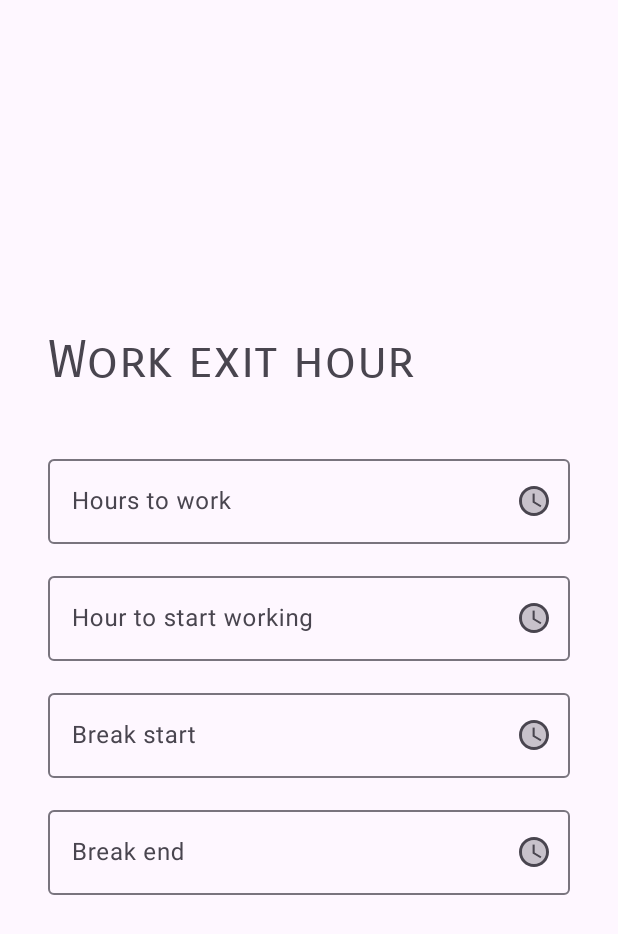
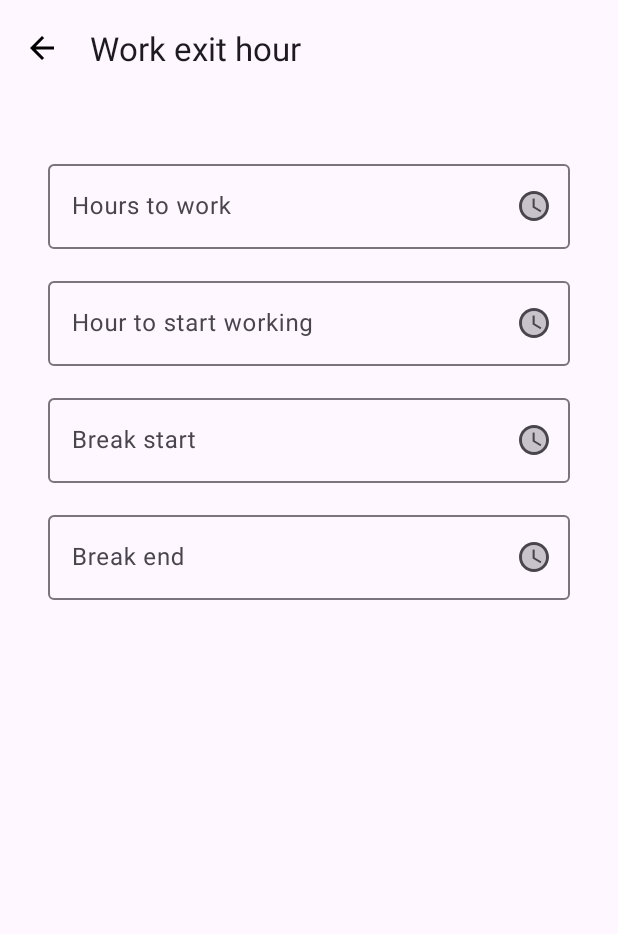
Before and after one commit to Bleeping-Dragon/Twiftly, an Android app: the WorkingHoursPage screen opened through its navigation route, on a phone screen of 412 x 824 dp. Shown: the top 934 px of the screen. Run offline under Robolectric (Android 15) with nearby library versions, the phone set to English and light mode, and no system bars.

Commit message:
Updated to toolbar style.

```diff
--- /dev/null
+++ b/app/src/main/res/drawable/baseline_arrow_back_24.xml
@@ -0,0 +1,5 @@
+<vector xmlns:android="http://schemas.android.com/apk/res/android" android:autoMirrored="true" android:height="24dp" android:tint="#000000" android:viewportHeight="24" android:viewportWidth="24" android:width="24dp">
+
+    <path android:fillColor="@android:color/white" android:pathData="M20,11H7.83l5.59,-5.59L12,4l-8,8 8,8 1.41,-1.41L7.83,13H20v-2z"/>
+
+</vector>
--- a/app/src/main/res/layout/fragment_working_hours_page.xml
+++ b/app/src/main/res/layout/fragment_working_hours_page.xml
@@ -1,7 +1,33 @@
 <?xml version="1.0" encoding="utf-8"?>
-<androidx.constraintlayout.widget.ConstraintLayout xmlns:android="http://schemas.android.com/apk/res/android"
+<androidx.coordinatorlayout.widget.CoordinatorLayout xmlns:android="http://schemas.android.com/apk/res/android"
+    xmlns:tools="http://schemas.android.com/tools"
     xmlns:app="http://schemas.android.com/apk/res-auto"
-    xmlns:tools="http://schemas.android.com/tools"
+    android:layout_width="match_parent"
+    android:layout_height="match_parent">
+
+    <com.google.android.material.appbar.AppBarLayout
+        android:layout_width="match_parent"
+        android:layout_height="wrap_content">
+
+        <com.google.android.material.appbar.MaterialToolbar
+            android:id="@+id/topAppBar"
+            android:layout_width="match_parent"
+            android:layout_height="wrap_content"
+            android:minHeight="?attr/actionBarSize"
+            app:title="Work exit hour"
+            app:navigationIcon="@drawable/baseline_arrow_back_24">
+
+        </com.google.android.material.appbar.MaterialToolbar>
+
+    </com.google.android.material.appbar.AppBarLayout>
+
+    <androidx.core.widget.NestedScrollView
+        android:layout_width="match_parent"
+        android:layout_height="match_parent"
+        app:layout_behavior="com.google.android.material.appbar.AppBarLayout$ScrollingViewBehavior">
+
+        <!-- View Content here -->
+        <androidx.constraintlayout.widget.ConstraintLayout
             android:id="@+id/frameLayout2"
             android:layout_width="match_parent"
             android:layout_height="match_parent"
@@ -21,15 +47,6 @@
                 app:layout_constraintEnd_toEndOf="parent"
                 app:layout_constraintStart_toStartOf="parent"
                 app:layout_constraintTop_toTopOf="parent">
-
-        <TextView
-            android:id="@+id/textView3"
-            android:layout_width="match_parent"
-            android:layout_height="wrap_content"
-            android:layout_marginBottom="32dp"
-            android:fontFamily="sans-serif-smallcaps"
-            android:text="Work exit hour"
-            android:textSize="34sp" />
 
                 <include
                     android:id="@+id/hoursToWorkLayout"
@@ -63,5 +80,9 @@
                     android:text="Set alarm" />
 
             </LinearLayout>
+        </androidx.constraintlayout.widget.ConstraintLayout>
 
-</androidx.constraintlayout.widget.ConstraintLayout>
+    </androidx.core.widget.NestedScrollView>
+
+
+</androidx.coordinatorlayout.widget.CoordinatorLayout>
```
Lines whose indentation alone changed are shown as unchanged.
